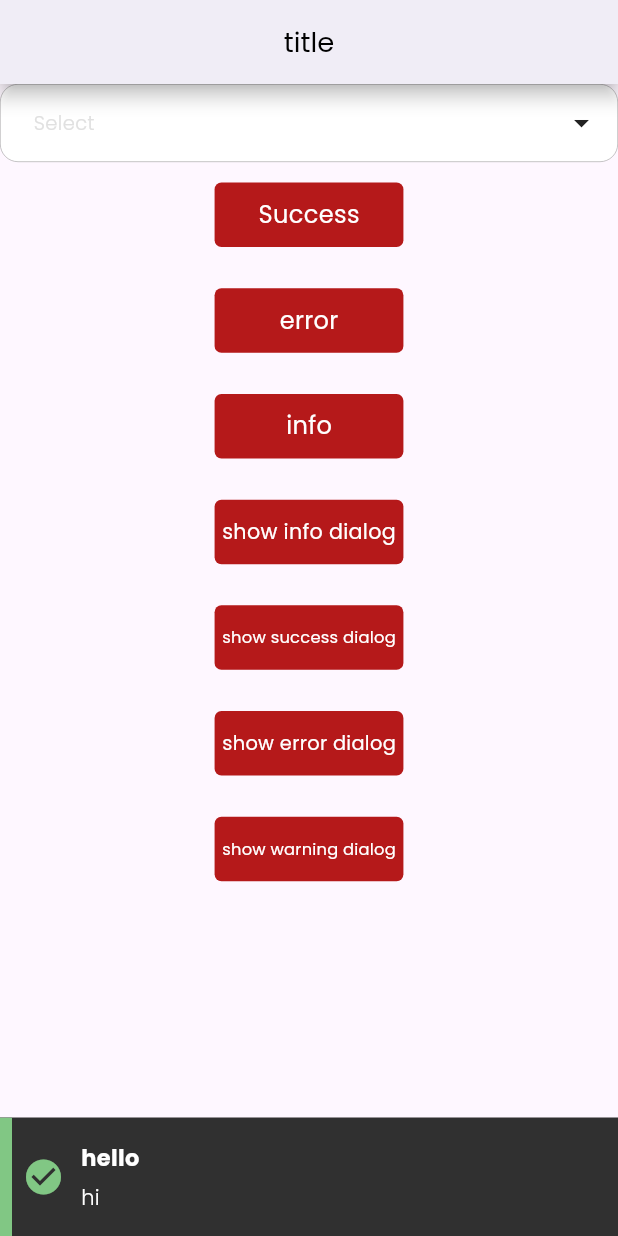
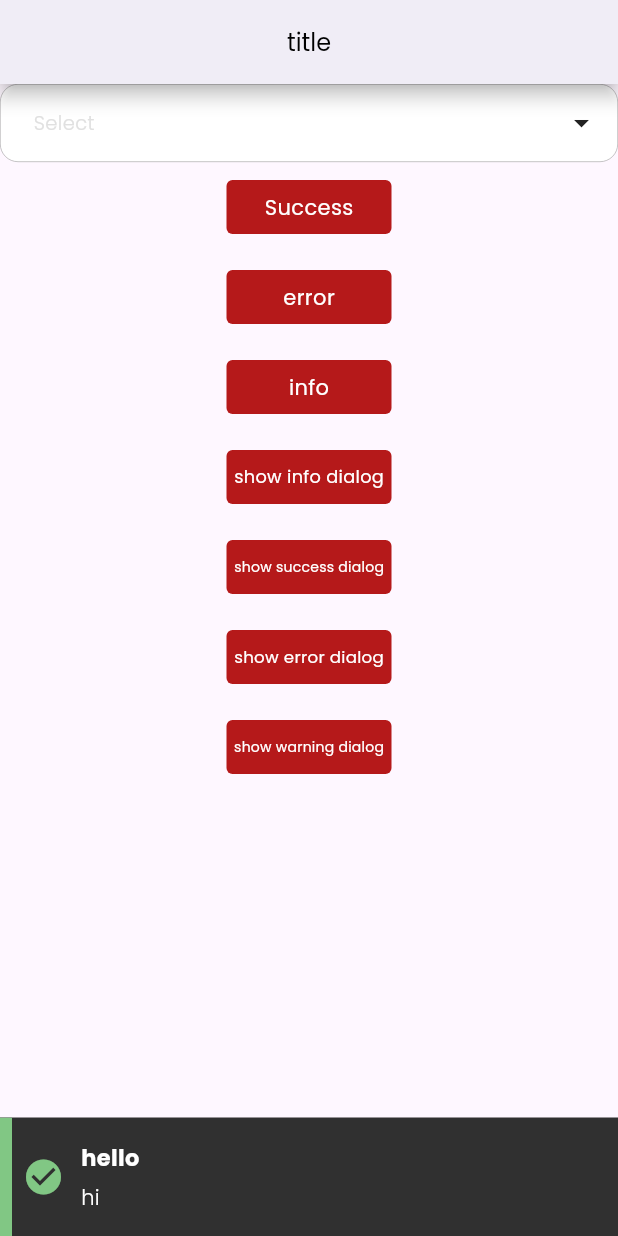
Before and after one commit to abdalghanisabbagh/control_system, a Flutter app: the screen it shows after launch, after a tap on "Success", on a phone screen of 412 x 824 dp. Run offline on Flutter 3.47's test engine with Material 3 defaults, Android fonts, the phone set to English and light mode, and no system bars; drawn by our look-alikes of another_flushbar, multi_dropdown; our stand-ins replace awesome_dialog, get, go_router, google_fonts, hive_flutter; accounts and stored records are empty; project files that could hold a hidden picture were left out.

Commit message:
General Edit

```diff
--- a/lib/app/main_app.dart
+++ b/lib/app/main_app.dart
@@ -1,30 +1,49 @@
+import 'dart:ui';
+
 import 'package:control_system/presentation/resource_manager/routes/app_go_router.dart';
 import 'package:flutter/material.dart';
-import 'package:flutter_screenutil/flutter_screenutil.dart';
+import 'package:flutter/services.dart';
 import 'package:get/get.dart';
 
 import '../presentation/resource_manager/theme_manager.dart';
-import '../presentation/views/home/home_screen.dart';
 
-class MainApp extends StatelessWidget {
-  const MainApp({super.key});
+class MyApp extends StatefulWidget {
+  const MyApp._internal();
+
+  static const MyApp _instance = MyApp._internal(); // singlton instance
+
+  factory MyApp() => _instance;
 
   @override
+  State<MyApp> createState() => _MyAppState();
+}
+
+class _MyAppState extends State<MyApp> {
+  @override
   Widget build(BuildContext context) {
-    return ScreenUtilInit(
-      child: const MaterialApp(
-        home: HomeScreen(),
-      ),
-      builder: (context, __) {
+    SystemChrome.setPreferredOrientations([
+      DeviceOrientation.portraitUp,
+      DeviceOrientation.portraitDown,
+    ]);
     return GetMaterialApp.router(
+      scrollBehavior: AppScrollBehavior(),
       debugShowCheckedModeBanner: false,
       key: Get.key,
+      title: 'Controll App',
+      defaultTransition: Transition.fadeIn,
+      transitionDuration: const Duration(milliseconds: 200),
       routerDelegate: AppGoRouter.router.routerDelegate,
       routeInformationProvider: AppGoRouter.router.routeInformationProvider,
       routeInformationParser: AppGoRouter.router.routeInformationParser,
       theme: getApplicationTheme(),
     );
-      },
-    );
   }
 }
+
+class AppScrollBehavior extends MaterialScrollBehavior {
+  @override
+  Set<PointerDeviceKind> get dragDevices => {
+        PointerDeviceKind.touch,
+        PointerDeviceKind.mouse,
+      };
+}
--- a/lib/main.dart
+++ b/lib/main.dart
@@ -1,12 +1,14 @@
 import 'package:flutter/material.dart';
-import 'package:flutter_screenutil/flutter_screenutil.dart';
-
+import 'package:hive_flutter/hive_flutter.dart';
 import 'app/main_app.dart';
 
 Future<void> main() async {
   WidgetsFlutterBinding.ensureInitialized();
 
-  await ScreenUtil.ensureScreenSize();
+  await Hive.initFlutter();
+  await Hive.openBox('Token');
+  await Hive.openBox('School'); // Id   --- Name
+  await Hive.openBox('profile'); // Id   --- profile
 
-  runApp(const MainApp());
+  runApp( MyApp());
 }
--- a/lib/presentation/resource_manager/ReusableWidget/customized_button.dart
+++ b/lib/presentation/resource_manager/ReusableWidget/customized_button.dart
@@ -1,7 +1,4 @@
-// import 'package:/resources_manager/styles_manager.dart';
 import 'package:flutter/material.dart';
-import 'package:flutter_screenutil/flutter_screenutil.dart';
-
 import '../color_manager.dart';
 import '../font_manager.dart';
 import '../styles_manager.dart';
@@ -28,9 +25,9 @@ class CustomizedButton extends StatelessWidget {
     return InkWell(
       onTap: onPressed,
       child: Container(
-        height: responsiveHeight.h,
-        width: responsiveWidth.w,
-        margin: EdgeInsets.symmetric(vertical: AppPading.p12.r),
+        height: responsiveHeight,
+        width: responsiveWidth,
+        margin:const EdgeInsets.symmetric(vertical: AppPading.p12),
         decoration: BoxDecoration(
             border: whiteButtonWithColoredBorder
                 ? Border.all(color: ColorManager.background)
@@ -38,7 +35,7 @@ class CustomizedButton extends StatelessWidget {
             color: whiteButtonWithColoredBorder
                 ? Colors.white
                 : ColorManager.background,
-            borderRadius: BorderRadius.circular(4.r)),
+            borderRadius: BorderRadius.circular(4)),
         child: Padding(
           padding: const EdgeInsets.all(
             AppPading.p5,
--- a/lib/presentation/resource_manager/styles_manager.dart
+++ b/lib/presentation/resource_manager/styles_manager.dart
@@ -1,5 +1,4 @@
 import 'package:flutter/cupertino.dart';
-import 'package:flutter_screenutil/flutter_screenutil.dart';
 import 'package:google_fonts/google_fonts.dart';
 
 import 'color_manager.dart';
@@ -9,7 +8,7 @@ TextStyle _getMainFont(double fontSize, FontWeight fontWeight, Color color) {
   return
       // Get.locale!.languageCode == 'en'?
       GoogleFonts.poppins(
-    fontSize: fontSize.sp,
+    fontSize: fontSize,
     color: color,
     fontWeight: fontWeight,
   );
--- a/lib/presentation/resource_manager/theme_manager.dart
+++ b/lib/presentation/resource_manager/theme_manager.dart
@@ -1,6 +1,4 @@
 import 'package:flutter/material.dart';
-import 'package:flutter_screenutil/flutter_screenutil.dart';
-
 import 'index.dart';
 
 ThemeData getApplicationTheme() {
@@ -52,7 +50,7 @@ ThemeData getApplicationTheme() {
             color: ColorManager.elevatedButtonTextColor),
         backgroundColor: ColorManager.primary,
         shape: RoundedRectangleBorder(
-          borderRadius: BorderRadius.circular(AppSize.s4.r),
+          borderRadius: BorderRadius.circular(AppSize.s4),
         ),
       ),
     ),
```
Also changed, not shown: lib/presentation/resource_manager/ReusableWidget/my_text_form_field.dart (+4 -5 lines), pubspec.yaml (+7 -2 lines), pubspec.lock, 113 other files. Lines whose indentation alone changed are shown as unchanged.
